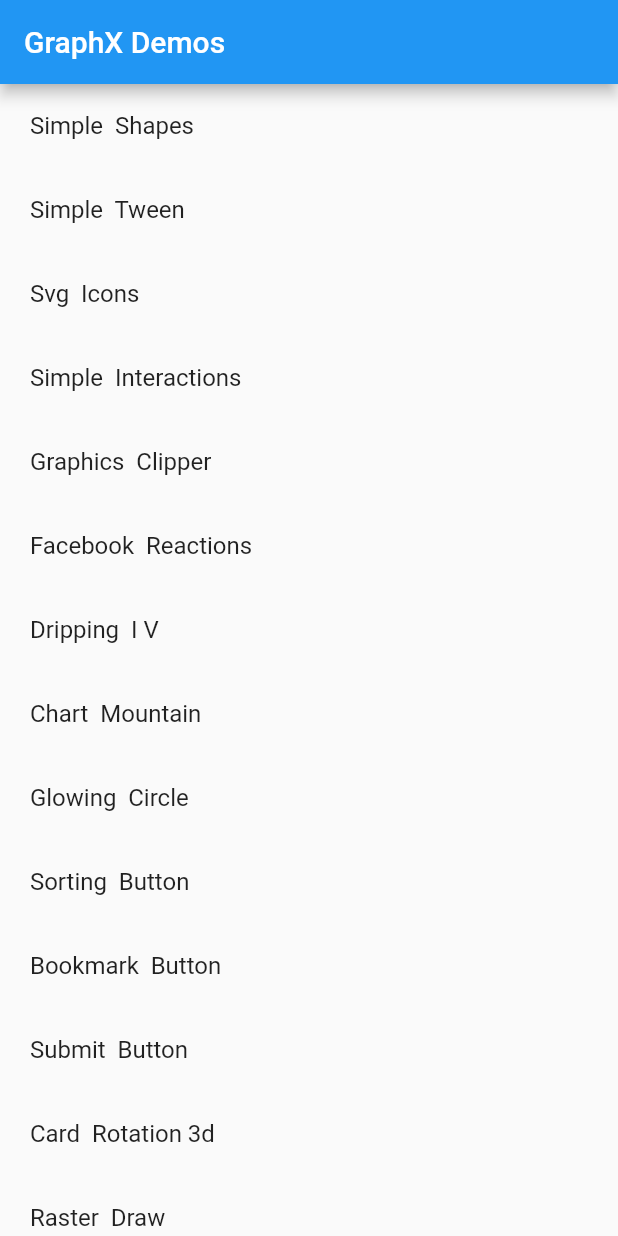
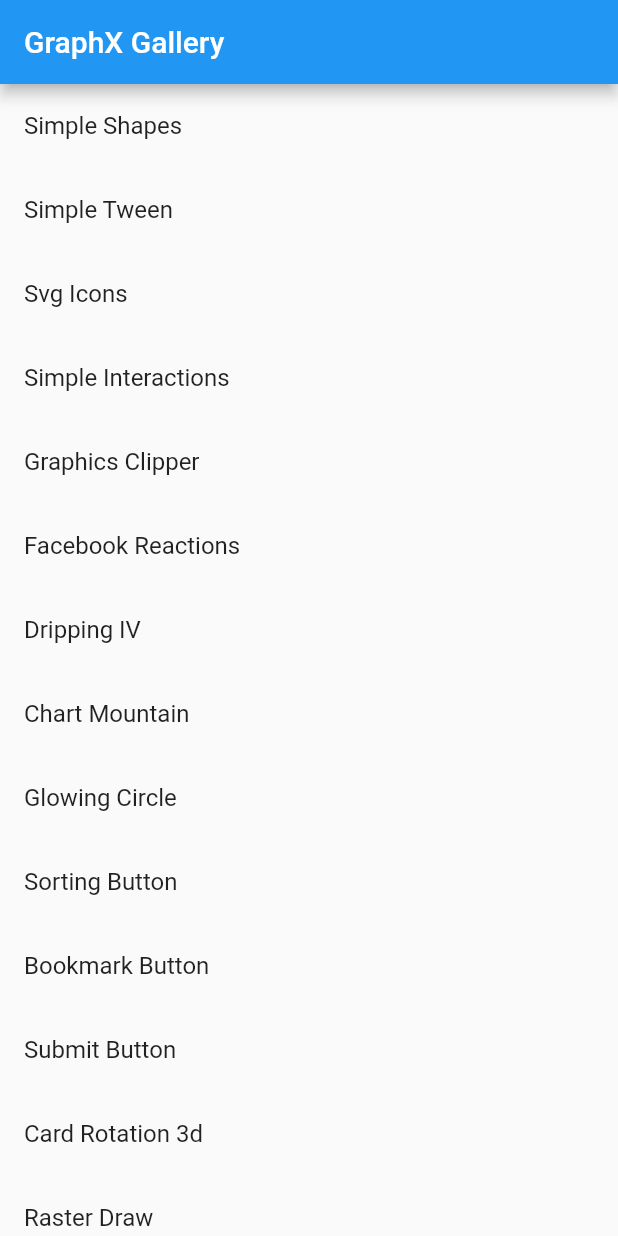
Before and after one commit to roipeker/graphx, a Flutter app: the screen it shows after launch, on a phone screen of 412 x 824 dp. Run offline on Flutter 3.47's test engine with Material 2 defaults, Android fonts, the phone set to English and light mode, and no system bars; our stand-ins replace flutter_svg; missing offline and left inert: dart:html; project files that could hold a hidden picture were left out.

Commit message:
Fix for web demos gallery.
- added a comment with all the links available to add into the homepage eventually.

```diff
--- a/example/lib/demos/bookmark_button/bookmark_button.dart
+++ b/example/lib/demos/bookmark_button/bookmark_button.dart
@@ -15,7 +15,8 @@ class BookmarkButtonMain extends StatelessWidget {
 
   @override
   Widget build(BuildContext context) {
-    return SizedBox(
+    return Center(
+      child: SizedBox(
         width: 200,
         height: 80,
         child: SceneBuilderWidget(
@@ -24,6 +25,7 @@ class BookmarkButtonMain extends StatelessWidget {
             config: SceneConfig.interactive,
           ),
         ),
+      ),
     );
   }
 }
--- a/example/lib/demos/fb_reactions/fb_reactions.dart
+++ b/example/lib/demos/fb_reactions/fb_reactions.dart
@@ -42,6 +42,7 @@ class FacebookReactionsMain extends StatelessWidget {
       ),
       backgroundColor: const Color(0xffebebeb),
       body: SceneBuilderWidget(
+        autoSize: true,
         builder: () => SceneController(front: MenuScene()),
         child: Scrollbar(
           child: ListView.separated(
--- a/example/lib/demos/flower_gradient/flower_gradient.dart
+++ b/example/lib/demos/flower_gradient/flower_gradient.dart
@@ -15,6 +15,7 @@ class FlowerGradientMain extends StatelessWidget {
     return Scaffold(
       body: Center(
         child: SceneBuilderWidget(
+          autoSize: true,
           builder: () => SceneController(
             front: FlowerScene(),
           ),
--- a/example/lib/demos/globe_3d/scene.dart
+++ b/example/lib/demos/globe_3d/scene.dart
@@ -9,11 +9,12 @@ class Globe3dScene extends GSprite {
   double centerZ = 500;
   int cols = 20, rows = 20;
   double fl = 1000;
-  double radius = 400;
+  double radius = 300;
   double offset = 0;
 
   @override
   void addedToStage() {
+    radius = stage!.stageHeight / 2;
     world = GSprite();
     addChild(world);
     loadStuff();
@@ -22,7 +23,6 @@ class Globe3dScene extends GSprite {
   Future<void> loadStuff() async {
     await ResourceLoader.loadTexture(
         'assets/globe_3d/world_texture.jpg', 1, 'map');
-    trace('map is:', ResourceLoader.getTexture('map'));
     makeTriangles();
     draw();
   }
--- a/example/lib/demos/nico_loading_indicator/nico_loading_indicator.dart
+++ b/example/lib/demos/nico_loading_indicator/nico_loading_indicator.dart
@@ -15,9 +15,7 @@ class NicoLoadingIndicatorMain extends StatelessWidget {
       // appBar: AppBar(
       //   title: const Text('Nico Progress Indicator'),
       // ),
-      body: Center(
-        child: CustomLoadingIndicator(),
-      ),
+      body: CustomLoadingIndicator(),
     );
   }
 }
--- a/example/lib/demos/nico_loading_indicator/scene.dart
+++ b/example/lib/demos/nico_loading_indicator/scene.dart
@@ -10,6 +10,7 @@ class CustomLoadingIndicator extends StatelessWidget {
   @override
   Widget build(BuildContext context) {
     return SceneBuilderWidget(
+      autoSize: true,
       builder: () => SceneController(back: CustomLoadingIndicatorSprite()),
     );
   }
--- a/example/lib/demos/run_hero_canvas/run_hero_canvas.dart
+++ b/example/lib/demos/run_hero_canvas/run_hero_canvas.dart
@@ -16,6 +16,7 @@ class RunHeroCanvasMain extends StatelessWidget {
     return Scaffold(
       backgroundColor: Colors.grey.shade800,
       body: Center(
+        child: FittedBox(
           child: SizedBox(
             width: 500,
             height: 500,
@@ -30,6 +31,7 @@ class RunHeroCanvasMain extends StatelessWidget {
             ),
           ),
         ),
+      ),
     );
   }
 }
--- a/example/lib/main.dart
+++ b/example/lib/main.dart
@@ -1,5 +1,6 @@
 // ignore_for_file: public_member_api_docs, sort_constructors_first
 import 'package:flutter/material.dart';
+import 'package:graphx/graphx.dart';
 
 import 'demos/demos.dart';
 
@@ -24,12 +25,12 @@ class _HomeState extends State<Home> {
     "Simple Tween": SimpleTweenMain(),
     "Svg Icons": const DemoSvgIconsMain(),
     "Simple Interactions": const SimpleInteractionsMain(),
-    "Graphics Clipper": const GraphicsClipperDemo(),
-    "Facebook Reactions": FacebookReactionsMain(),
-    "Dripping IV": const DrippingIVMain(),
+    if (SystemUtils.usingSkia) "Graphics Clipper": const GraphicsClipperDemo(),
+    if (SystemUtils.usingSkia) "Facebook Reactions": FacebookReactionsMain(),
+    if (SystemUtils.usingSkia) "Dripping IV": const DrippingIVMain(),
     "Chart Mountain": const ChartMountainMain(),
     "Glowing Circle": const GlowingCircleMain(),
-    "Sorting Button": const SortingButtonMain(),
+    if (SystemUtils.usingSkia) "Sorting Button": const SortingButtonMain(),
     "Bookmark Button": const BookmarkButtonMain(),
     "Submit Button": const SubmitButtonMain(),
     "Card Rotation 3d": const CardRotation3dMain(),
@@ -38,27 +39,28 @@ class _HomeState extends State<Home> {
     "Gauge Meter": const GaugeMeterMain(),
     "Spiral Loader": const SpiralLoaderMain(),
     "Universo Flutter Intro": const UniversoFlutterIntroMain(),
-    "Colorful Loader": const ColorfulLoaderMain(),
+    if (SystemUtils.usingSkia) "Colorful Loader": const ColorfulLoaderMain(),
     "Jelly Thing": const JellyThingMain(),
     "Ball vs Line": const BallVsLineMain(),
     "DNA 3d": const Dna3dMain(),
     "Splash Intro": const SplashIntroMain(),
-    "Lined Button": const LinedButtonMain(),
+    if (SystemUtils.usingSkia) "Lined Button": const LinedButtonMain(),
     "Color Picker": const ColorPickerMain(),
-    "Altitude Indicator": const AltitudeIndicatorMain(),
+    if (SystemUtils.usingSkia)
+      "Altitude Indicator": const AltitudeIndicatorMain(),
     "Breakout": const BreakoutMain(),
     "Xmas": const XmasMain(),
     "Simple Radial Menu": const SimpleRadialMenuMain(),
     "Murat Coffee": const MuratCoffeeMain(),
     "Pie Chart": const PieChartMain(),
     "Bezier Chart": const ChartBezierMain(),
-    "Run Hero Canvas": const RunHeroCanvasMain(),
+    if (SystemUtils.usingSkia) "Run Hero Canvas": const RunHeroCanvasMain(),
     "Elastic Band": const ElasticBandMain(),
     "Flower Gradient": const FlowerGradientMain(),
     "Nokia Snake": const NokiaSnakeMain(),
     "Heart Reaction": HeartReactionMain(),
     "Simple Toast": const SimpleToastMain(),
-    "Rating Stars": const RatingStarsMain(),
+    if (SystemUtils.usingSkia) "Rating Stars": const RatingStarsMain(),
     "Pizza Box": const PizzaBoxMain(),
     "Drawing Pad Bezier": const DrawingPadBezierMain(),
     "Isma Chart": const IsmaChartMain(),
@@ -69,21 +71,99 @@ class _HomeState extends State<Home> {
     "Globe 3d": const Globe3dMain(),
     "Lungs Animation": const LungsAnimationMain(),
     "Expander Fab": const ExpanderFabMenu(),
-    "Page Indicator": const PageIndicatorMain()
+    "Page Indicator (desktop)": const PageIndicatorMain(),
+
+    /// TODO: add web links.
+    // fly dash: https://graphx-dash-game.surge.sh/#/
+    // cells (1st demo): https://roi-graphx-cells.surge.sh/#/
+    // snake: https://graphx-snake-game.surge.sh/#/
+    // draw pad: https://graphx-drawpad2.surge.sh/
+    // node garden: https://graphx-node-garden.surge.sh/#/
+    // puzzle: https://roi-puzzle-v2.surge.sh/#/
+    // widget mix: https://roi-graphx-widgetmix.surge.sh/#/
+    // space shooter: https://roi-graphx-spaceshooter.surge.sh/#/
+    // split rgb: https://roi-graphx-rgbsplit.surge.sh/
+    // input text particles: https://roi-graphx-particles-input.surge.sh/#/
+    // fish eye: https://roi-graphx-fisheyeparticles.surge.sh/#/
+    // fish eye text: https://roi-graphx-fisheyetext.surge.sh/#/
+    // particle emitter: https://roi-graphx-particles2.surge.sh/
+    // shape maker clone: https://roi-graphx-shapemaker.surge.sh/#/
+    // mouse follow: https://roi-graphx-dotchain.surge.sh/#/
+    // basic hit test: http://roi-graphx-hittest.surge.sh/#/
+    // spritesheet sample: https://roi-graphx-spritesheet.surge.sh/#/
+    // text pivot: https://roi-graphx-textpivot.surge.sh/
+    // solo ping-pong: https://roi-graphx-pingpong.surge.sh/#/
+    // mask demo: https://roi-graphx-sample-masking.surge.sh/#/
+    // image stack web page: https://roi-graphx-web-image-stack-grid.surge.sh/#/
+    // fly hero: https://graphx-hh.surge.sh/#/
+    // displacement bitmapdata (wrong colors): https://graphx-weird-displacement.surge.sh/#/
+    // LOST clock: https://graphx-lost-clock-skia.surge.sh/#/
+    // HUGE INC website clone: https://graphx-hugeinc.surge.sh/#/
+    // OPEN maps: https://graphx-openmaps2.surge.sh/#/
+    // Raster in bitmap: https://graphx-raster1.surge.sh/#/
+    // Meteor shower: https://graphx-meteor-shower.surge.sh/#/
+    // (bad) candle chart concept: https://graphx-candlechart-skia.surge.sh/#/
+    // candle chart animated: https://roi-taso-chart19.surge.sh/#/
+    // waltz circles: https://roi-fp5-waltz-circ.surge.sh/
+    // waltz circles (bmp): https://roi-fp5-waltz-circ-bmp.surge.sh/
+    // CrypterIcon logo: https://cryptericon-logo-dot3.surge.sh/#/
+    // Runner mark test: https://graphx-runnermark.surge.sh/
+    // Minimalcomps (Flash): https://graphx-minimalcomps.surge.sh/#/
+    // Pan zoom: https://graphx-gesture-sample.surge.sh/#/
+    // Simple transform: https://graphx-gesture-simple.surge.sh/#/
+    // Dots sphere rotation: https://graphx-sphere-dots-rotation.surge.sh/#/
+    // falling boxes: https://graphx-burn-boxes.surge.sh/#/
+    // Sunburst chart: https://graphx-sunburst-chart.surge.sh/#/
+    // 3d stars: https://roi-swr3d-stars.surge.sh/#/
+    // manu painter particles: https://roi-particles-manu-painter2.surge.sh/#/
+    // perlin noise terrain: https://graphx-perlin-map.surge.sh/#/
+    // fly dash 1: https://graphx-trees.surge.sh/#/
+    // puzzle interaction: https://graphx-puzzle-ref.surge.sh/#/
+    // simple particles: https://graphx-simple-particles.surge.sh/#/
+
+
+
+
+
+
+
+
+
+
+
+
+
+
+
+
+
+
+
+
+
+
+
+
+
+
   };
 
   @override
   Widget build(BuildContext context) {
     return Scaffold(
-      appBar: AppBar(title: const Text('GraphX Demos')),
+      appBar: AppBar(
+        title: const Text('GraphX Gallery'),
+      ),
       body: ListView.builder(
         itemCount: demos.length,
         itemBuilder: (context, index) {
           final demo = demos.entries.elementAt(index);
-          final title = demo.key.replaceAllMapped(
-            RegExp(r'([A-Z])'),
-            (match) => ' ${match.group(0)}',
-          );
+          final title = demo.key;
+          //     .replaceAllMapped(
+          //   RegExp(r'([A-Z])'),
+          //   (match) => ' ${match.group(0)}',
+          // );
+
           final widget = demo.value;
           return ListTile(
             title: Text(title),
```
Also changed, not shown: example/lib/demos/card_rotation/scene.dart (+12 -1 lines), example/lib/demos/globe_3d/globe_3d.dart (+3 -10 lines), example/lib/demos/lungs/lungs.dart (+3 -10 lines), example/lib/demos/mouse_repulsion/mouse_repulsion.dart (+0 -9 lines), example/lib/demos/page_indicator/page_indicator.dart (+11 -7 lines), 1 other file. Lines whose indentation alone changed are shown as unchanged.
